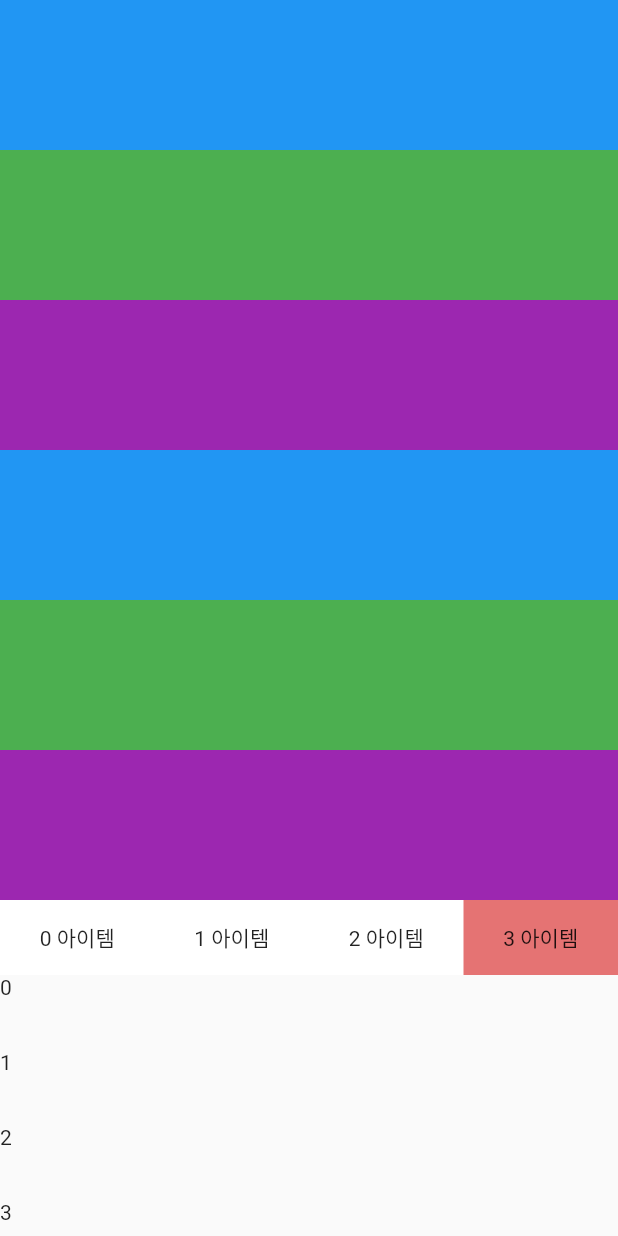
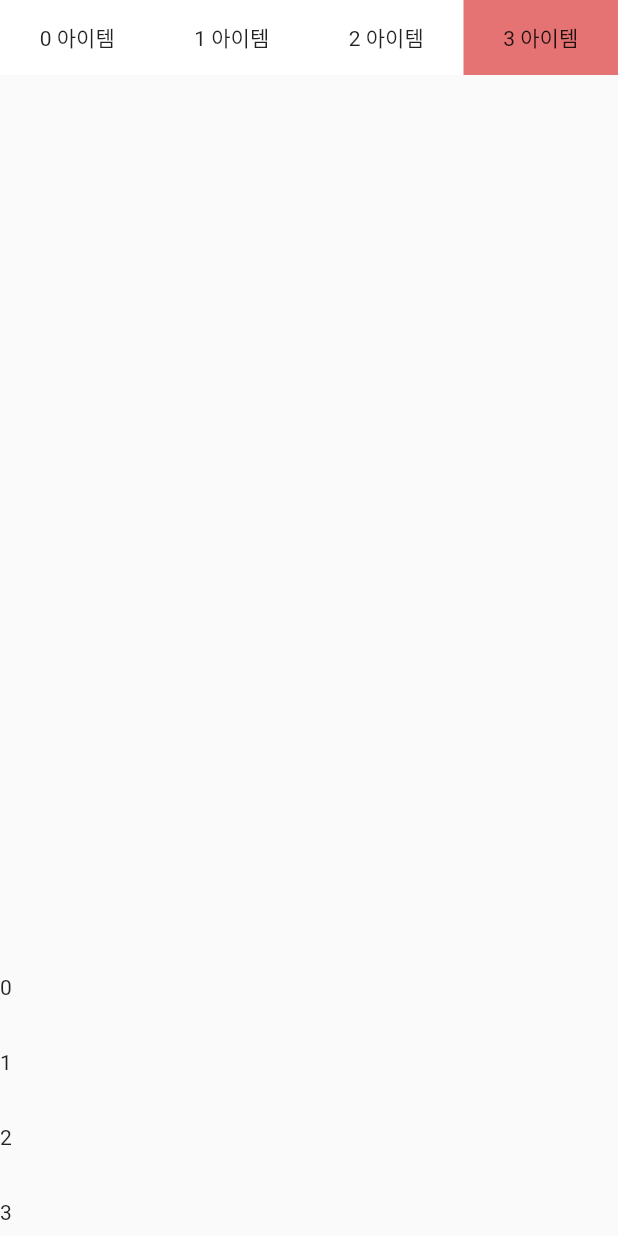
Before and after one commit to jinhan38/header_page_view, a Flutter app: the screen it shows after launch, swiped to page 4, on a phone screen of 412 x 824 dp. Run offline on Flutter 3.47's test engine with Material 2 defaults, Android fonts, the phone set to English and light mode, and no system bars.

Commit message:
Improve checking header size and add header animation

```diff
--- /dev/null
+++ b/lib/MeasureUtil.dart
@@ -0,0 +1,40 @@
+
+import 'package:flutter/material.dart';
+import 'package:flutter/rendering.dart';
+
+typedef void OnWidgetSizeChange(Size size);
+
+class MeasureSizeRenderObject extends RenderProxyBox {
+  Size? oldSize;
+  final OnWidgetSizeChange onChange;
+
+  MeasureSizeRenderObject(this.onChange);
+
+  @override
+  void performLayout() {
+    super.performLayout();
+
+    Size newSize = child!.size;
+    if (oldSize == newSize) return;
+
+    oldSize = newSize;
+    WidgetsBinding.instance.addPostFrameCallback((_) {
+      onChange(newSize);
+    });
+  }
+}
+
+class MeasureSize extends SingleChildRenderObjectWidget {
+  final OnWidgetSizeChange onChange;
+
+  const MeasureSize({
+    Key? key,
+    required this.onChange,
+    required Widget child,
+  }) : super(key: key, child: child);
+
+  @override
+  RenderObject createRenderObject(BuildContext context) {
+    return MeasureSizeRenderObject(onChange);
+  }
+}
--- a/lib/header_page_view_screen.dart
+++ b/lib/header_page_view_screen.dart
@@ -2,12 +2,11 @@ import 'dart:ui';
 
 import 'package:flutter/material.dart';
 import 'package:flutter/rendering.dart';
-import 'package:header_page_view/widgets/page_view_item.dart';
+import 'package:header_page_view/MeasureUtil.dart';
+import 'package:header_page_view/page_view_item.dart';
 
 class HeaderPageViewScreen extends StatefulWidget {
   List<Widget>? header;
-  double headerHeight = 0;
-  double tabHeight = 0;
   double? tabWidth;
   EdgeInsetsGeometry? tabMargin;
   EdgeInsetsGeometry? tabPadding;
@@ -16,12 +15,12 @@ class HeaderPageViewScreen extends StatefulWidget {
   Widget indicatorWidget;
   Duration pagingDuration;
   List<Widget> pageViewLists;
-  bool pageViewItemKeepAlive = true;
+  bool pageViewItemKeepAlive;
   PageController pageController;
+  bool headerAnimation;
+  double headerAnimationRatio;
 
   HeaderPageViewScreen({
-    required this.headerHeight,
-    required this.tabHeight,
     required this.tabWidget,
     required this.indicatorWidget,
     required this.pageViewLists,
@@ -32,7 +31,9 @@ class HeaderPageViewScreen extends StatefulWidget {
     this.tabPadding,
     this.tabDecoration = const BoxDecoration(color: Colors.white),
     this.pagingDuration = const Duration(milliseconds: 200),
-    bool? pageViewItemKeepAlive,
+    this.headerAnimation = true,
+    this.pageViewItemKeepAlive = true,
+    this.headerAnimationRatio = 0.7,
     Key? key,
   })  : assert(
           tabWidget.length == pageViewLists.length,
@@ -40,11 +41,11 @@ class HeaderPageViewScreen extends StatefulWidget {
           ' tabWidget.length is ${tabWidget.length}.'
           ' pageViewLists.length is ${pageViewLists.length}',
         ),
-        super(key: key) {
-    if (pageViewItemKeepAlive != null) {
-      this.pageViewItemKeepAlive = pageViewItemKeepAlive;
-    }
-  }
+        assert(
+          headerAnimationRatio > 0.1 && headerAnimationRatio < 1.0,
+          'headerAnimationRatio must be between 0.1 and 1.0',
+        ),
+        super(key: key) {}
 
   @override
   _HeaderPageViewScreenState createState() => _HeaderPageViewScreenState();
@@ -53,52 +54,33 @@ class HeaderPageViewScreen extends StatefulWidget {
 class _HeaderPageViewScreenState extends State<HeaderPageViewScreen>
     with SingleTickerProviderStateMixin {
   late AnimationController _animationController;
-
   final Animatable<double> _animationCurve = Tween<double>(begin: 0, end: 1);
-
   List<ScrollController> _sControllers = [];
-
   late PageController _pageController;
-
   bool canPaging = true;
   int _currentIndex = 0;
   double _headerHeight = 0;
   double _headerTop = 0;
   double _tabTop = 0;
   double _beforeScrollOffset = 0;
+  double _tabHeight = 0;
 
-  _setPageControllerMove() {
-    if (_sControllers[_currentIndex].hasClients) {
-      _beforeScrollOffset = _sControllers[_currentIndex].offset;
-    }
-    for (int i = 0; i < _sControllers.length; i++) {
-      if (i != _currentIndex &&
-          _sControllers[i].hasClients &&
-          _sControllers[i].offset < _headerHeight) {
-        _sControllers[i].jumpTo(-_headerTop);
-        setState(() {
-          _setTabTop();
-        });
-      }
-    }
-    if (!_animationController.isAnimating) {
-      _animationController.animateTo(
-          _calcAnimationValue(_pageController.page!.round()),
-          duration: widget.pagingDuration);
-      _setCurrentPage(_pageController.page!.round());
-    }
-  }
 
   @override
   void initState() {
-    _headerHeight = widget.headerHeight;
-    _tabTop = _headerHeight;
     _setScrollController();
     _pageController = widget.pageController;
     _pageController.addListener(_setPageControllerMove);
     _animationController =
         AnimationController(vsync: this, duration: widget.pagingDuration);
     super.initState();
+  }
+  _setScrollController() {
+    _sControllers = List.generate(
+        widget.pageViewLists.length, (index) => ScrollController());
+    for (int i = 0; i < _sControllers.length; i++) {
+      _initScrollControllerListener(i);
+    }
   }
 
   _initScrollControllerListener(int index) {
@@ -145,17 +127,41 @@ class _HeaderPageViewScreenState extends State<HeaderPageViewScreen>
     }
   }
 
-  _setScrollController() {
-    _sControllers = List.generate(
-        widget.pageViewLists.length, (index) => ScrollController());
+  _setPageControllerMove() {
+    if (_headerTop != -_headerHeight) {
+      _sControllers[_currentIndex].jumpTo(_headerHeight);
+    }
+    if (_sControllers[_currentIndex].hasClients) {
+      _beforeScrollOffset = _sControllers[_currentIndex].offset;
+    }
     for (int i = 0; i < _sControllers.length; i++) {
-      _initScrollControllerListener(i);
+      if (i != _currentIndex &&
+          _sControllers[i].hasClients &&
+          _sControllers[i].offset < _headerHeight) {
+        _sControllers[i].jumpTo(-_headerTop);
+        setState(() {
+          _setTabTop();
+        });
       }
     }
+    if (!_animationController.isAnimating) {
+      _animationController.animateTo(
+          _calcAnimationValue(_pageController.page!.round()),
+          duration: widget.pagingDuration);
+      _setCurrentPage(_pageController.page!.round());
+    }
+  }
+
 
   _setTabTop() {
     double tempTabTop = _headerTop + _headerHeight;
     _tabTop = tempTabTop < 0 ? 0 : tempTabTop;
+  }
+  _playAnimation(int toIndex) {
+    _movePageView(toIndex);
+    _animationController.animateTo(_calcAnimationValue(toIndex),
+        duration: widget.pagingDuration);
+    _setCurrentPage(toIndex);
   }
 
   _movePageView(int toIndex) {
@@ -170,12 +176,6 @@ class _HeaderPageViewScreenState extends State<HeaderPageViewScreen>
     }
   }
 
-  _playAnimation(int toIndex) {
-    _movePageView(toIndex);
-    _animationController.animateTo(_calcAnimationValue(toIndex),
-        duration: widget.pagingDuration);
-    _setCurrentPage(toIndex);
-  }
 
   _setCurrentPage(int toIndex) {
     _currentIndex = toIndex;
@@ -201,18 +201,7 @@ class _HeaderPageViewScreenState extends State<HeaderPageViewScreen>
   Widget _body() {
     return Stack(
       children: [
-        if (widget.header != null) ...[
-          Positioned(
-            top: _headerTop,
-            left: 0,
-            right: 0,
-            child: Container(
-              height: _headerHeight,
-              color: Colors.blue,
-              child: Column(children: widget.header!),
-            ),
-          ),
-        ],
+        _header(),
         _pageView(),
         Positioned(
           left: 0,
@@ -224,16 +213,101 @@ class _HeaderPageViewScreenState extends State<HeaderPageViewScreen>
     );
   }
 
+  Widget _measureHeaderHeight({required Widget child}) {
+    if (_headerHeight != 0) {
+      return child;
+    }
+    return MeasureSize(
+      onChange: (size) {
+        if (mounted) {
+          setState(() {
+            _headerHeight = size.height;
+            _tabTop = _headerHeight;
+          });
+        }
+      },
+      child: child,
+    );
+  }
+
+  Widget _header() {
+    if (widget.header == null || widget.header!.isEmpty) {
+      return const SizedBox();
+    }
+    if (widget.headerAnimation) {
+      return Positioned(
+        top: _headerTop == 0 ? 0 : _headerTop * widget.headerAnimationRatio,
+        left: 0,
+        right: 0,
+        child: _measureHeaderHeight(
+          child: SizedBox(
+            height: _headerHeight == 0
+                ? null
+                : _headerHeight +
+                    _headerTop * (1 - widget.headerAnimationRatio),
+            width: MediaQuery.of(context).size.width,
+            child: Opacity(
+              opacity: _headerHeight == 0
+                  ? 1
+                  : (1 - (-_headerTop / _headerHeight) * 0.5),
+              child: Column(
+                children: [
+                  if (_headerHeight == 0) ...[
+                    ...widget.header!,
+                  ] else ...[
+                    ...List.generate(widget.header!.length,
+                        (index) => Expanded(child: widget.header![index])),
+                  ],
+                ],
+              ),
+            ),
+          ),
+        ),
+      );
+    } else {
+      return Positioned(
+        top: _headerTop == 0 ? 0 : _headerTop,
+        left: 0,
+        right: 0,
+        child: _measureHeaderHeight(
+          child: Container(
+            height: _headerHeight == 0 ? null : _headerHeight,
+            color: Colors.blue,
+            child: Column(children: widget.header!),
+          ),
+        ),
+      );
+    }
+  }
+
+
+  Widget _measureTabHeight({required Widget child}) {
+    if (_tabHeight != 0) {
+      return child;
+    }
+    return MeasureSize(
+      onChange: (size) {
+        if (mounted) {
+          setState(() {
+            _tabHeight = size.height;
+          });
+        }
+      },
+      child: child,
+    );
+  }
+
   Widget _tab() {
-    double selectedTabHeight = 0;
+    double selectedTabWidth = 0;
     if (widget.tabWidth == null) {
-      selectedTabHeight =
+      selectedTabWidth =
           MediaQuery.of(context).size.width / widget.tabWidget.length;
     } else {
-      selectedTabHeight = widget.tabWidth! / widget.tabWidget.length;
+      selectedTabWidth = widget.tabWidth! / widget.tabWidget.length;
     }
-    return Container(
-      height: widget.tabHeight,
+    return _measureTabHeight(
+      child: Container(
+        height:_tabHeight == 0 ? null :_tabHeight,
         width: widget.tabWidth ?? double.infinity,
         margin: widget.tabMargin,
         padding: widget.tabPadding,
@@ -243,8 +317,8 @@ class _HeaderPageViewScreenState extends State<HeaderPageViewScreen>
             AnimatedBuilder(
               animation: _animationController,
               child: SizedBox(
-                width: selectedTabHeight,
-                height: widget.tabHeight,
+                  width: selectedTabWidth,
+                  height:_tabHeight == 0 ? null :_tabHeight,
                   child: widget.indicatorWidget),
               builder: (context, child) {
                 return Align(
@@ -257,7 +331,7 @@ class _HeaderPageViewScreenState extends State<HeaderPageViewScreen>
               },
             ),
             SizedBox(
-            height: widget.tabHeight,
+              height:_tabHeight == 0 ? null :_tabHeight,
               child: Row(
                 children: _unSelectedTabWidget((index) {
                   setState(() => _headerTop = -_headerHeight);
@@ -274,10 +348,11 @@ class _HeaderPageViewScreenState extends State<HeaderPageViewScreen>
             )
           ],
         ),
+      ),
     );
   }
 
-  List<Widget> _unSelectedTabWidget(Function(int) onTap) {
+  List<Widget> _unSelectedTabWidget( Function(int) onTap) {
     return List.generate(
       widget.tabWidget.length,
       (index) => Expanded(
@@ -285,7 +360,7 @@ class _HeaderPageViewScreenState extends State<HeaderPageViewScreen>
           behavior: HitTestBehavior.translucent,
           onTap: () => onTap(index),
           child:
-              SizedBox(height: double.infinity, child: widget.tabWidget[index]),
+              SizedBox(child: widget.tabWidget[index]),
         ),
       ),
     );
@@ -306,7 +381,7 @@ class _HeaderPageViewScreenState extends State<HeaderPageViewScreen>
       widget: child,
       pageViewItemKeepAlive: widget.pageViewItemKeepAlive,
       scrollController: scrollController,
-      topPadding: _headerHeight + widget.tabHeight,
+      topPadding: _headerHeight + _tabHeight,
     );
   }
 }
--- a/lib/main.dart
+++ b/lib/main.dart
@@ -66,9 +66,11 @@ class _HomeScreenState extends State<HomeScreen> {
               color: Colors.purple,
             ),
           ],
-          tabHeight: 50,
+          // tabHeight: 50,
           tabWidget:
-              List.generate(4, (index) => Center(child: Text("$index 아이템"))),
+              List.generate(4, (index) => Center(child: SizedBox(
+                  height: 50,
+                  child: Center(child: Text("$index 아이템"))))),
           indicatorWidget: Container(color: Colors.red.shade300),
           pageViewLists: [
             _pageViewItem(),
@@ -76,7 +78,7 @@ class _HomeScreenState extends State<HomeScreen> {
             _pageViewItem(),
             _pageViewItem(),
           ],
-          headerHeight: 600,
+          // headerHeight: 600,
         ),
       ),
     );
```
Also changed, not shown: lib/page_view_item.dart (renamed from lib/widgets/page_view_item.dart). Lines whose indentation alone changed are shown as unchanged.
